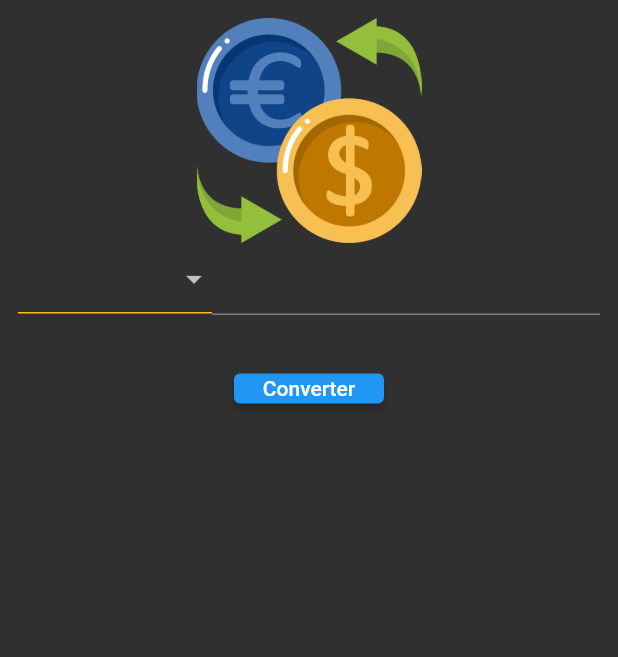
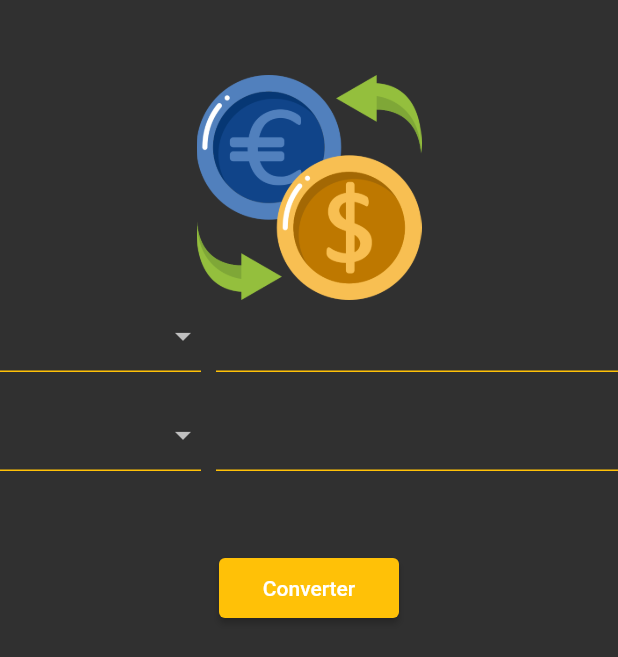
Before and after one commit to BrunowsUS/coin_converter_fluterrando, a Flutter app: the screen it shows after launch, on a phone screen of 412 x 824 dp. Shown: the top 657 px of the screen. Run offline on Flutter 3.47's test engine with Material 2 defaults, Android fonts, the phone set to English and light mode, and no system bars.

Commit message:
aula34_completed

```diff
--- a/lib/app/models/currency_model.dart
+++ b/lib/app/models/currency_model.dart
@@ -3,8 +3,7 @@ class CurrencyModel {
   final double real;
   final double euro;
   final double dollar;
-
-  CurrencyModel(this.name, this.real, this.euro, this.dollar);
+  const CurrencyModel(this.name, this.real, this.euro, this.dollar);
 
   static List<CurrencyModel> getCurrencies() {
     return <CurrencyModel>[
--- a/lib/app/views/HomeView.dart
+++ /dev/null
@@ -1,80 +0,0 @@
-import 'package:coin_converter/app/models/currency_model.dart';
-import 'package:flutter/material.dart';
-
-class HomeView extends StatelessWidget {
-  const HomeView({super.key});
-
-  @override
-  Widget build(BuildContext context) {
-    return Scaffold(
-      body: SizedBox(
-        height: MediaQuery.of(context).size.height,
-        width: MediaQuery.of(context).size.width,
-        child: ListView(
-          children: [
-            Padding(
-              padding: const EdgeInsets.all(12.0),
-              child: Column(children: [
-                Image.asset(
-                  'assets/currency_logo.png',
-                  width: 150,
-                  height: 150,
-                ),
-                SizedBox(
-                  child: Row(
-                    crossAxisAlignment: CrossAxisAlignment.start,
-                    children: [
-                      Expanded(
-                          flex: 1,
-                          child: SizedBox(
-                            height: 55,
-                            child: DropdownButton(
-                                isExpanded: true,
-                                underline: Container(
-                                  height: 1,
-                                  color: Colors.amber,
-                                ),
-                                items: [
-                                  DropdownMenuItem(
-                                      value: (), child: Text('Dolar')),
-                                  DropdownMenuItem(
-                                      value: (), child: Text('Euro')),
-                                ],
-                                onChanged: (value) {}),
-                          )),
-                      SizedBox(
-                        height: 20,
-                      ),
-                      Expanded(
-                          flex: 2,
-                          child: TextField(
-                            decoration: InputDecoration(),
-                          ))
-                    ],
-                  ),
-                ),
-              ]),
-            ),
-            SizedBox(
-              height: 20,
-              width: 20,
-            ),
-            Column(
-              mainAxisAlignment: MainAxisAlignment.center,
-              children: [
-                SizedBox(
-                  height: 20,
-                  width: 100,
-                  child: ElevatedButton(
-                    onPressed: () {},
-                    child: Text('Converter'),
-                  ),
-                ),
-              ],
-            )
-          ],
-        ),
-      ),
-    );
-  }
-}
--- /dev/null
+++ b/lib/app/views/home_view.dart
@@ -0,0 +1,33 @@
+import 'package:coin_converter/app/widgets/ConvertButton.dart';
+import 'package:coin_converter/app/widgets/CurrencyBox.dart';
+import 'package:flutter/material.dart';
+
+class HomeView extends StatelessWidget {
+  const HomeView({super.key});
+
+  @override
+  Widget build(BuildContext context) {
+    return Scaffold(
+        body: Column(
+      children: [
+        const SizedBox(
+          height: 50,
+        ),
+        Image.asset(
+          'assets/currency_logo.png',
+          height: 150,
+          width: 150,
+        ),
+        CurrencyBox(),
+        SizedBox(
+          height: 10,
+        ),
+        CurrencyBox(),
+        SizedBox(
+          height: 50,
+        ),
+        ConvertButton()
+      ],
+    ));
+  }
+}
--- /dev/null
+++ b/lib/app/widgets/ConvertButton.dart
@@ -0,0 +1,24 @@
+import 'package:flutter/cupertino.dart';
+import 'package:flutter/material.dart';
+
+class ConvertButton extends StatelessWidget {
+  const ConvertButton({super.key});
+
+  @override
+  Widget build(BuildContext context) {
+    return Column(
+      mainAxisAlignment: MainAxisAlignment.center,
+      children: [
+        SizedBox(
+          height: 40,
+          width: 120,
+          child: ElevatedButton(
+            style: ElevatedButton.styleFrom(backgroundColor: Colors.amber),
+            onPressed: () {},
+            child: Text('Converter'),
+          ),
+        ),
+      ],
+    );
+  }
+}
--- /dev/null
+++ b/lib/app/widgets/CurrencyBox.dart
@@ -0,0 +1,42 @@
+import 'package:flutter/cupertino.dart';
+import 'package:flutter/material.dart';
+
+class CurrencyBox extends StatelessWidget {
+  const CurrencyBox({super.key});
+
+  @override
+  Widget build(BuildContext context) {
+    return Row(
+      crossAxisAlignment: CrossAxisAlignment.start,
+      children: [
+        Expanded(
+            flex: 1,
+            child: SizedBox(
+              height: 56,
+              child: DropdownButton(
+                  isExpanded: true,
+                  underline: Container(
+                    height: 1,
+                    color: Colors.amber,
+                  ),
+                  items: [
+                    DropdownMenuItem(value: (), child: Text('Dolar')),
+                    DropdownMenuItem(value: (), child: Text('Euro')),
+                  ],
+                  onChanged: (value) {}),
+            )),
+        SizedBox(
+          height: 10,
+          width: 10,
+        ),
+        Expanded(
+            flex: 2,
+            child: TextField(
+              decoration: InputDecoration(
+                  enabledBorder: UnderlineInputBorder(
+                      borderSide: BorderSide(color: Colors.amber))),
+            ))
+      ],
+    );
+  }
+}
--- a/lib/main.dart
+++ b/lib/main.dart
@@ -1,7 +1,7 @@
 import 'package:flutter/cupertino.dart';
 import 'package:flutter/material.dart';
 
-import 'app/views/HomeView.dart';
+import 'app/views/home_view.dart';
 
 main() {
   runApp(AppWidget());
```
Also changed, not shown: lib/app/controllers/home_controllers.dart (added, +39 -0 lines), pubspec.yaml (+3 -31 lines), 1 other file.
